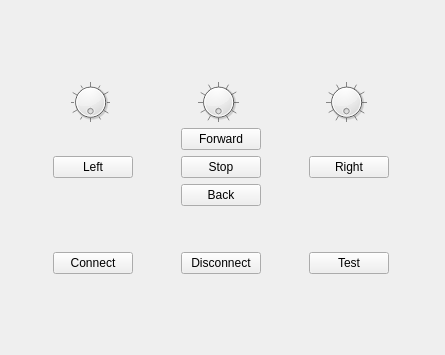
Old version of the form remote_control.ui in the repository jonaslindemann/raspibot.
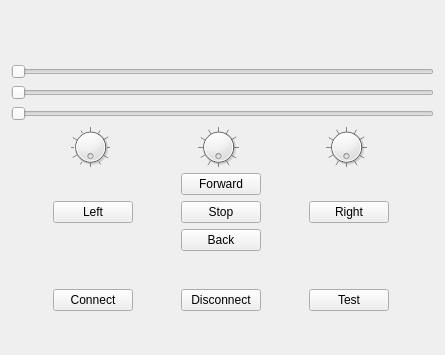
New version of the form.

The edit to the form file:
```diff
--- a/remote_control.ui
+++ b/remote_control.ui
@@ -13,7 +13,7 @@
   <property name="windowTitle">
    <string>Remote Control</string>
   </property>
-  <layout class="QVBoxLayout" name="verticalLayout">
+  <layout class="QVBoxLayout" name="verticalLayout_3">
    <item>
     <spacer name="verticalSpacer_2">
      <property name="orientation">
@@ -28,6 +28,51 @@
     </spacer>
    </item>
    <item>
+    <layout class="QVBoxLayout" name="verticalLayout_2">
+     <item>
+      <layout class="QVBoxLayout" name="verticalLayout"/>
+     </item>
+     <item>
+      <widget class="QLabel" name="previewImageLabel">
+       <property name="text">
+        <string/>
+       </property>
+      </widget>
+     </item>
+     <item>
+      <widget class="QSlider" name="temperatureSlider">
+       <property name="maximum">
+        <number>100</number>
+       </property>
+       <property name="orientation">
+        <enum>Qt::Horizontal</enum>
+       </property>
+      </widget>
+     </item>
+     <item>
+      <widget class="QSlider" name="humiditySlider">
+       <property name="maximum">
+        <number>100</number>
+       </property>
+       <property name="orientation">
+        <enum>Qt::Horizontal</enum>
+       </property>
+      </widget>
+     </item>
+     <item>
+      <widget class="QSlider" name="pressureSlider">
+       <property name="minimum">
+        <number>500</number>
+       </property>
+       <property name="maximum">
+        <number>1500</number>
+       </property>
+       <property name="orientation">
+        <enum>Qt::Horizontal</enum>
+       </property>
+      </widget>
+     </item>
+     <item>
     <layout class="QGridLayout" name="gridLayout">
      <item row="2" column="2">
       <widget class="QPushButton" name="turnRightButton">
@@ -80,7 +125,7 @@
      <item row="0" column="2">
       <widget class="QDial" name="yawDial">
        <property name="sizePolicy">
-        <sizepolicy hsizetype="Preferred" vsizetype="Preferred">
+          <sizepolicy hsizetype="MinimumExpanding" vsizetype="Preferred">
          <horstretch>0</horstretch>
          <verstretch>0</verstretch>
         </sizepolicy>
@@ -168,6 +213,12 @@
      </item>
      <item row="0" column="1">
       <widget class="QDial" name="rollDial">
+         <property name="sizePolicy">
+          <sizepolicy hsizetype="MinimumExpanding" vsizetype="Preferred">
+           <horstretch>0</horstretch>
+           <verstretch>0</verstretch>
+          </sizepolicy>
+         </property>
        <property name="minimumSize">
         <size>
          <width>75</width>
@@ -220,6 +271,8 @@
         <string>Disconnect</string>
        </property>
       </widget>
+       </item>
+      </layout>
      </item>
     </layout>
    </item>
```
Lines whose indentation alone changed are shown as unchanged.
